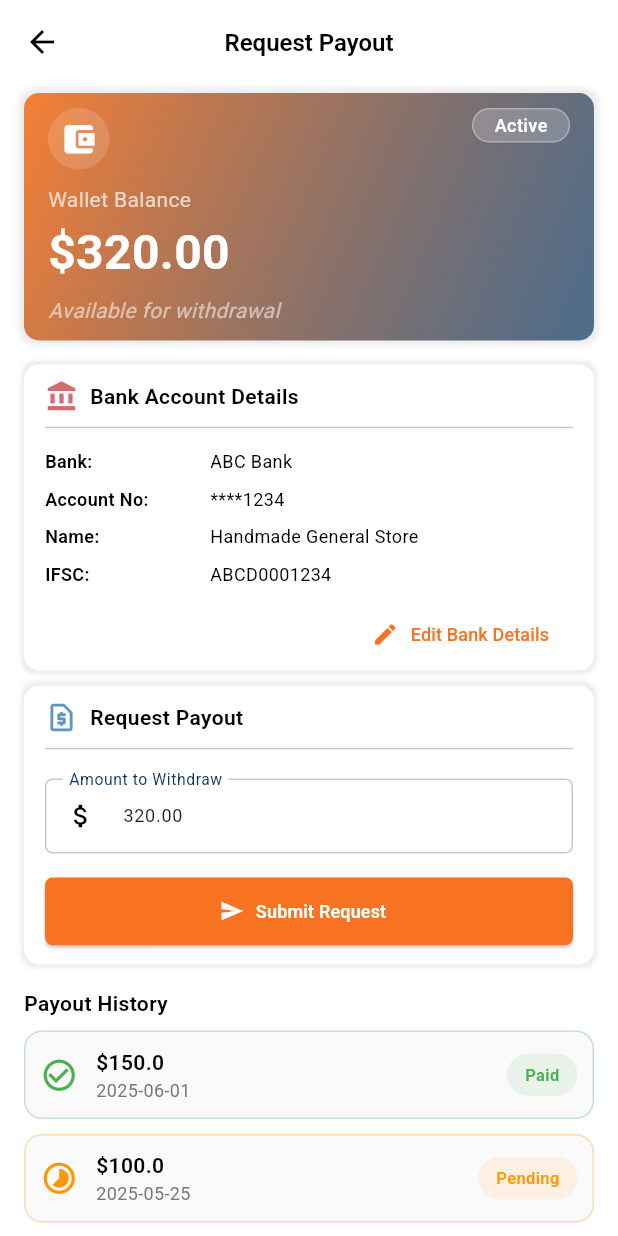
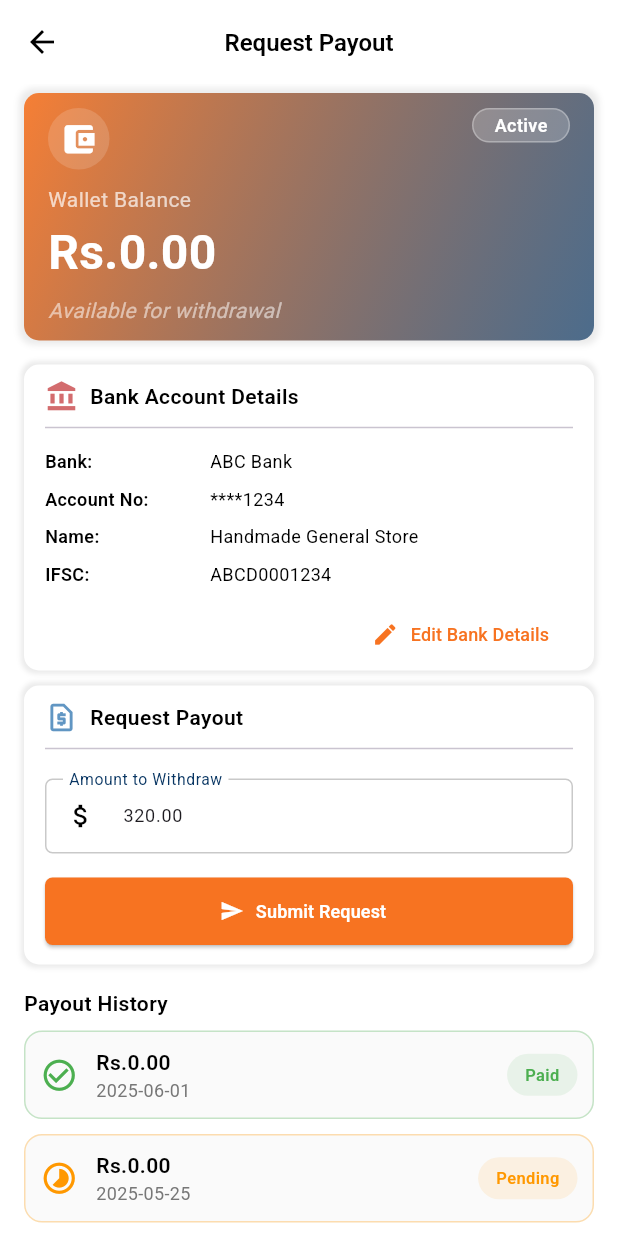
Before and after one commit to susan040/easy_world_vendor, a Flutter app: the RequestPayoutScreen screen opened directly, on a phone screen of 412 x 824 dp. Run offline on Flutter 3.47's test engine with Material 3 defaults, Android fonts, the phone set to English and light mode, and no system bars; our stand-ins replace cached_network_image, dotted_border, file_picker, firebase_core, fl_chart, flutter_spinkit and 9 more; missing offline and left inert: flutter_pdfview, simple_fontellico_progress_dialog; accounts and stored records are empty; network calls fail; Roboto replaces fonts that are missing (Robot0).

Commit message:
updated request payout

```diff
--- a/lib/widgets/request_payout_widgets.dart
+++ b/lib/widgets/request_payout_widgets.dart
@@ -1,6 +1,8 @@
+import 'package:easy_world_vendor/controller/dashboard/exchange_rate_controller.dart';
 import 'package:easy_world_vendor/utils/colors.dart';
 import 'package:easy_world_vendor/utils/custom_text_style.dart';
 import 'package:flutter/material.dart';
+import 'package:get/get.dart';
 
 class WalletWidget extends StatelessWidget {
   const WalletWidget({super.key, required this.isDark});
@@ -72,10 +74,18 @@ class WalletWidget extends StatelessWidget {
             style: CustomTextStyles.f14W400(color: Colors.white70),
           ),
           const SizedBox(height: 2),
-          Text(
-            "\$320.00",
-            style: CustomTextStyles.f32W700(color: AppColors.extraWhite),
-          ),
+          Obx(() {
+            final exchangeRateController = Get.put(ExchangeRateController());
+            final convertedPrice = exchangeRateController
+                .convertPriceFromAUD(320.00.toString())
+                .toStringAsFixed(2);
+            final code = exchangeRateController.selectedCountryData['code'];
+            final symbol = code == 'NPR' ? 'Rs.' : '\$';
+            return Text(
+              "$symbol$convertedPrice",
+              style: CustomTextStyles.f32W700(color: AppColors.extraWhite),
+            );
+          }),
           const SizedBox(height: 6),
           const Text(
             "Available for withdrawal",
@@ -189,12 +199,25 @@ class HistoryRow extends StatelessWidget {
             child: Column(
               crossAxisAlignment: CrossAxisAlignment.start,
               children: [
-                Text(
-                  "\$$amount",
-                  style: CustomTextStyles.f14W600(
-                    color: isDark ? AppColors.extraWhite : AppColors.blackColor,
-                  ),
-                ),
+                Obx(() {
+                  final exchangeRateController = Get.put(
+                    ExchangeRateController(),
+                  );
+                  final convertedPrice = exchangeRateController
+                      .convertPriceFromAUD(amount.toString())
+                      .toStringAsFixed(2);
+                  final code =
+                      exchangeRateController.selectedCountryData['code'];
+                  final symbol = code == 'NPR' ? 'Rs.' : '\$';
+                  return Text(
+                    "$symbol$convertedPrice",
+                    style: CustomTextStyles.f14W600(
+                      color:
+                          isDark ? AppColors.extraWhite : AppColors.blackColor,
+                    ),
+                  );
+                }),
+
                 Text(
                   date,
                   style: CustomTextStyles.f12W400(
```
